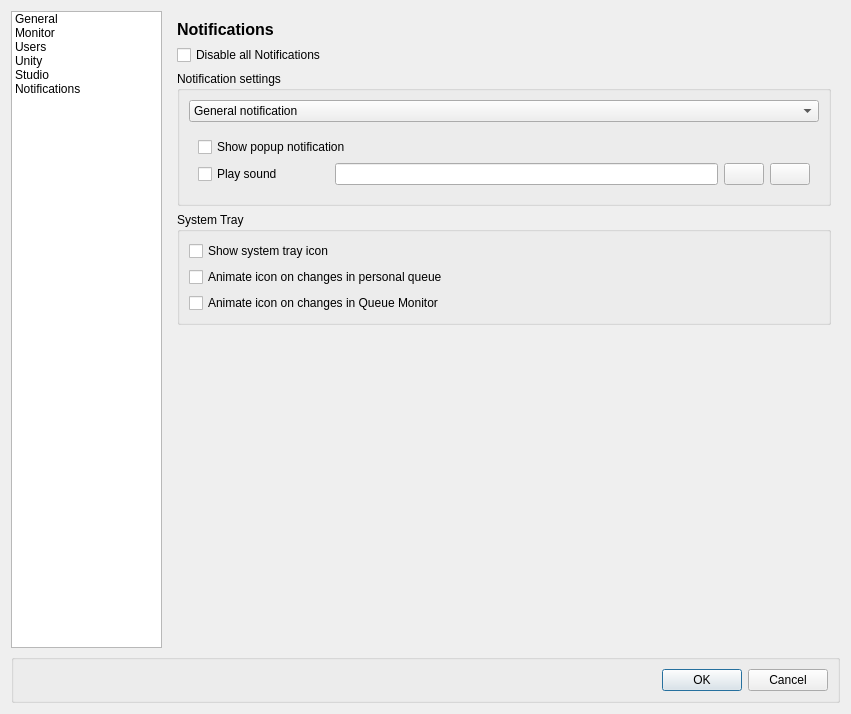
Before: the Qt Designer form ui/configdialog.ui in pzirnik/kueue, drawn with Qt 5.
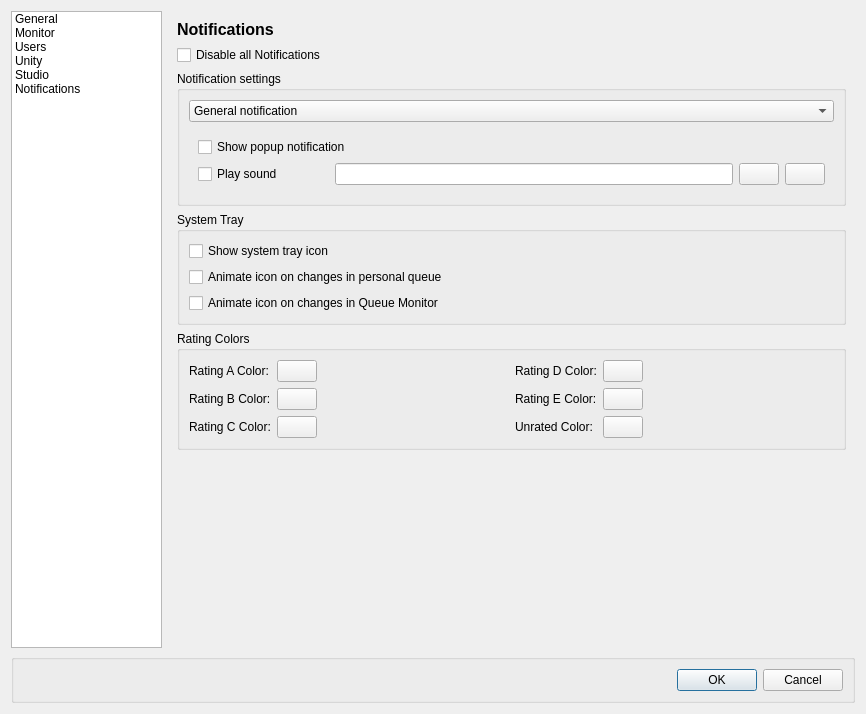
After: the same form once the commit is applied. The open tabs and pages were chosen to show the change. Icons and pictures are not drawn.

Commit message: - added missing files - added feature choose colors for rating - updated about dialog

Patch:
```diff
--- a/ui/configdialog.ui
+++ b/ui/configdialog.ui
@@ -6,7 +6,7 @@
    <rect>
     <x>0</x>
     <y>0</y>
-    <width>851</width>
+    <width>866</width>
     <height>714</height>
    </rect>
   </property>
@@ -1765,7 +1765,7 @@
          </layout>
         </widget>
        </item>
-       <item row="4" column="0">
+       <item row="5" column="0">
         <spacer name="verticalSpacer_6">
          <property name="orientation">
           <enum>Qt::Vertical</enum>
@@ -1778,6 +1778,125 @@
          </property>
         </spacer>
        </item>
+       <item row="4" column="0">
+        <widget class="QGroupBox" name="groupBox_8">
+         <property name="title">
+          <string>Rating Colors</string>
+         </property>
+         <layout class="QGridLayout" name="gridLayout_8">
+          <item row="0" column="5">
+           <spacer name="horizontalSpacer_2">
+            <property name="orientation">
+             <enum>Qt::Horizontal</enum>
+            </property>
+            <property name="sizeHint" stdset="0">
+             <size>
+              <width>40</width>
+              <height>20</height>
+             </size>
+            </property>
+           </spacer>
+          </item>
+          <item row="0" column="0">
+           <widget class="QLabel" name="label_15">
+            <property name="text">
+             <string>Rating A Color:</string>
+            </property>
+           </widget>
+          </item>
+          <item row="1" column="0">
+           <widget class="QLabel" name="label_16">
+            <property name="text">
+             <string>Rating B Color:</string>
+            </property>
+           </widget>
+          </item>
+          <item row="1" column="1">
+           <widget class="QPushButton" name="ratingBbutton">
+            <property name="text">
+             <string/>
+            </property>
+           </widget>
+          </item>
+          <item row="2" column="4">
+           <widget class="QPushButton" name="ratingFbutton">
+            <property name="text">
+             <string/>
+            </property>
+           </widget>
+          </item>
+          <item row="0" column="1">
+           <widget class="QPushButton" name="ratingAbutton">
+            <property name="text">
+             <string/>
+            </property>
+           </widget>
+          </item>
+          <item row="2" column="1">
+           <widget class="QPushButton" name="ratingCbutton">
+            <property name="text">
+             <string/>
+            </property>
+           </widget>
+          </item>
+          <item row="1" column="3">
+           <widget class="QLabel" name="label_19">
+            <property name="text">
+             <string>Rating E Color:</string>
+            </property>
+           </widget>
+          </item>
+          <item row="0" column="2">
+           <spacer name="horizontalSpacer_4">
+            <property name="orientation">
+             <enum>Qt::Horizontal</enum>
+            </property>
+            <property name="sizeHint" stdset="0">
+             <size>
+              <width>40</width>
+              <height>20</height>
+             </size>
+            </property>
+           </spacer>
+          </item>
+          <item row="2" column="0">
+           <widget class="QLabel" name="label_17">
+            <property name="text">
+             <string>Rating C Color:</string>
+            </property>
+           </widget>
+          </item>
+          <item row="0" column="4">
+           <widget class="QPushButton" name="ratingDbutton">
+            <property name="text">
+             <string/>
+            </property>
+           </widget>
+          </item>
+          <item row="2" column="3">
+           <widget class="QLabel" name="label_23">
+            <property name="text">
+             <string>Unrated Color:</string>
+            </property>
+           </widget>
+          </item>
+          <item row="1" column="4">
+           <widget class="QPushButton" name="ratingEbutton">
+            <property name="text">
+             <string/>
+            </property>
+           </widget>
+          </item>
+          <item row="0" column="3">
+           <widget class="QLabel" name="label_18">
+            <property name="text">
+             <string>Rating D Color:</string>
+            </property>
+           </widget>
+          </item>
+         </layout>
+        </widget>
+       </item>
       </layout>
      </widget>
     </widget>
```
Left out of the diff: 2 changed lines with no effect on the pictures. The commit also changes 10 other files.
